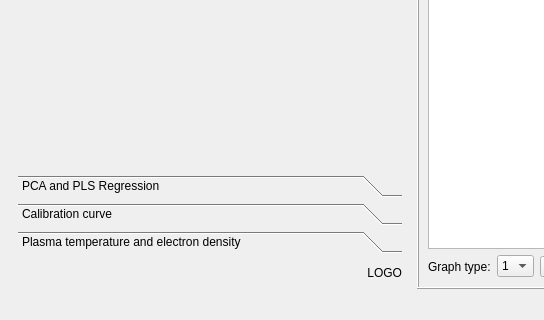
The window that pic/libssa.ui (kstenio/libssa) describes before a commit, drawn with Qt 5; both pictures show x 0 to 544 and y 364 to 684 of the 1216 by 684 pixel window.
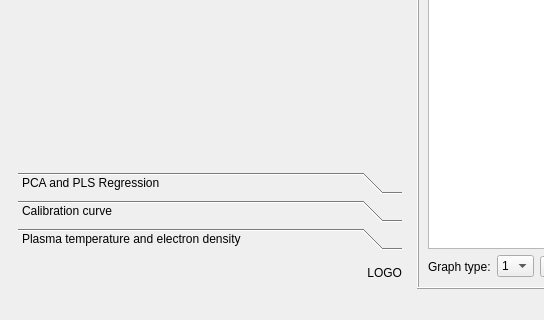
The same window after the commit. The open tabs and pages were chosen to show the change.

Commit message:
gui.py * Added methods for logo loading and qtoolbox styles
spectra.py
* Added prototype for Spectra class

libssa.svg
* Converted text to path

libssa.ui
* Change elements name and main h-spacer hint (7 to 10px)

libssa.py
* Added doctype
* Organized exceptions if ui or svg files are not found.

Patch:
```diff
--- a/pic/libssa.ui
+++ b/pic/libssa.ui
@@ -76,6 +76,14 @@
             </attribute>
            </widget>
            <widget class="QWidget" name="page_3">
+            <property name="geometry">
+             <rect>
+              <x>0</x>
+              <y>0</y>
+              <width>382</width>
+              <height>387</height>
+             </rect>
+            </property>
             <attribute name="label">
              <string>Regions and peak fitting</string>
             </attribute>
@@ -108,7 +116,7 @@
            <property name="sizeHint" stdset="0">
             <size>
              <width>17</width>
-             <height>7</height>
+             <height>10</height>
             </size>
            </property>
           </spacer>
```
Left out of the diff: 30 changed lines with no effect on the pictures. The commit also changes 6 other files.
